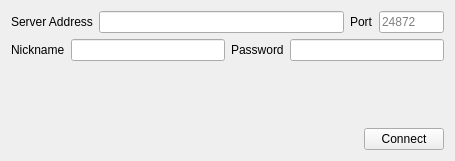
First picture: the form in src/phoenix/multiplayer/direct_connect.ui, repository Darkfiredoom/PhoenixEmu, before the edit.
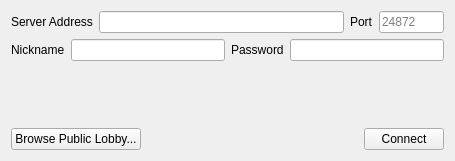
Second picture: the form after the edit.

What changed in the file:
```diff
--- a/src/phoenix/multiplayer/direct_connect.ui
+++ b/src/phoenix/multiplayer/direct_connect.ui
@@ -134,6 +134,13 @@
      </item>
      <item>
       <layout class="QHBoxLayout" name="horizontalLayout_3">
+       <item>
+        <widget class="QPushButton" name="browse_lobby">
+         <property name="text">
+          <string>Browse Public Lobby...</string>
+         </property>
+        </widget>
+       </item>
        <item>
         <spacer name="horizontalSpacer">
          <property name="orientation">
```
